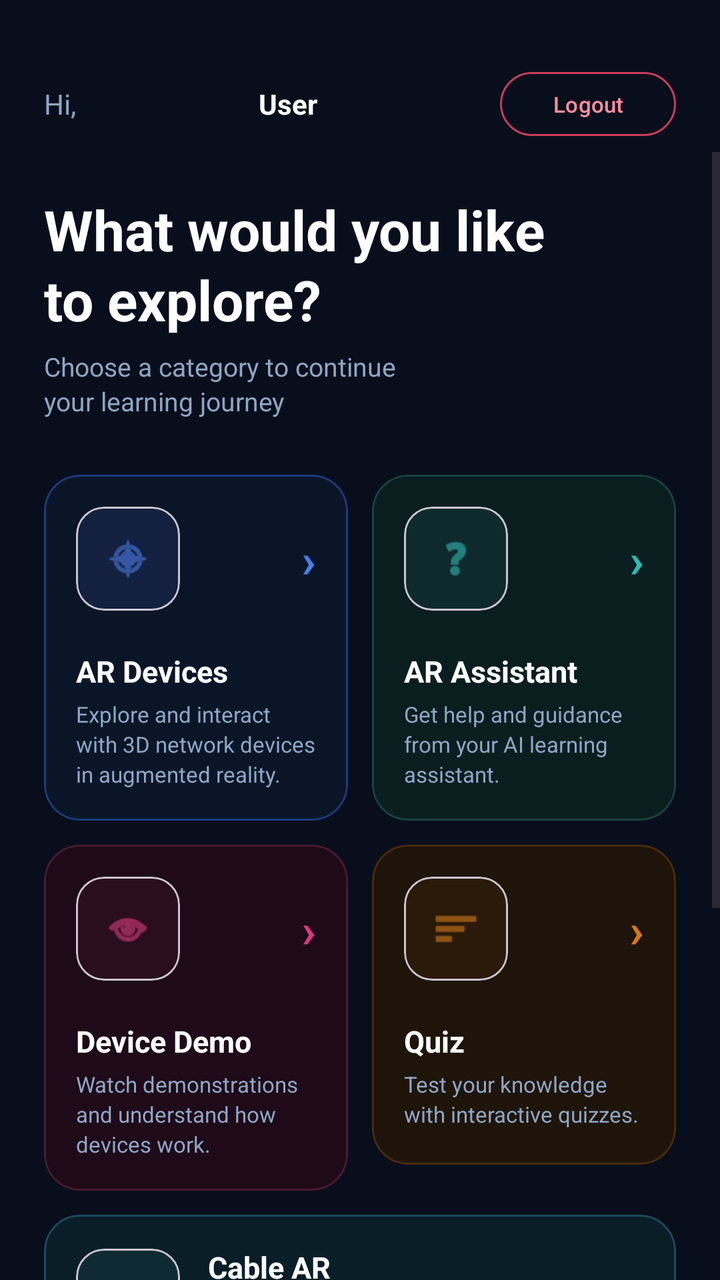
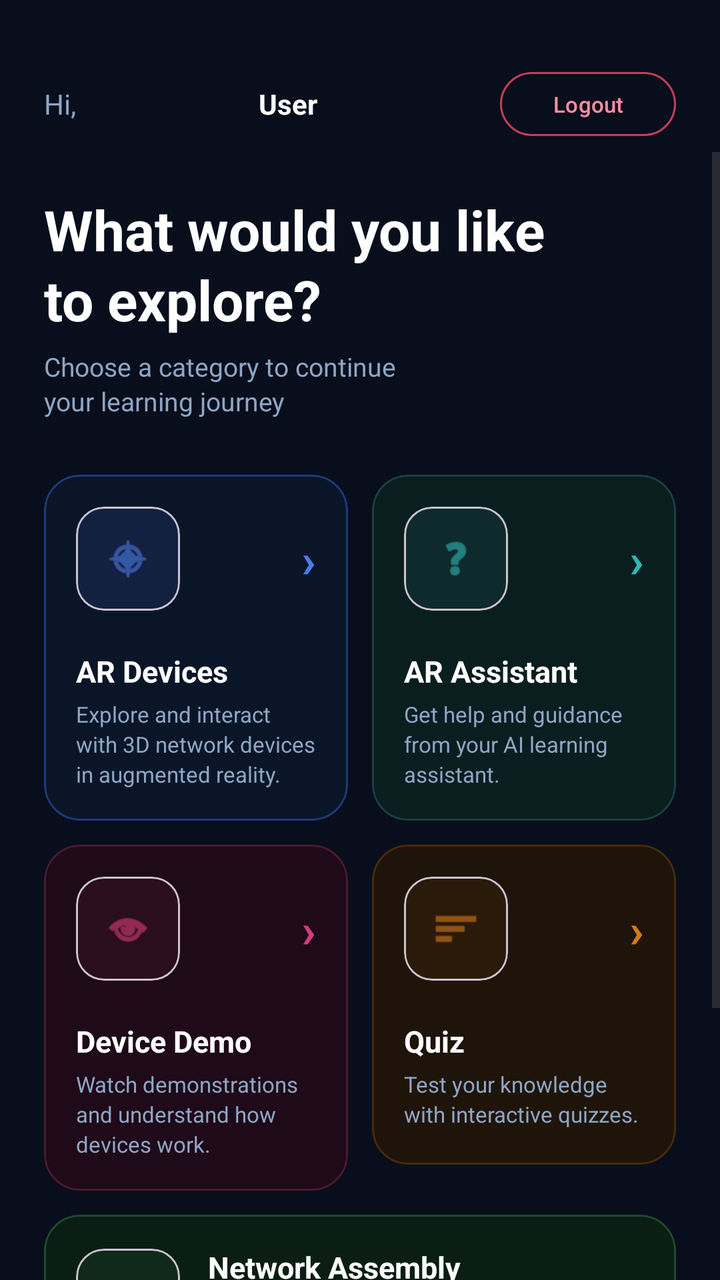

Two renders of the same Android screen: before a commit and after it. Below are the layout's source before the change and the commit's diff.
<!-- AndroidManifest.xml: application theme Theme.ComputerNetworkDeviceARApp -->
<!-- res/layout/activity_dashboard.xml -->
<?xml version="1.0" encoding="utf-8"?>
<LinearLayout xmlns:android="http://schemas.android.com/apk/res/android"
    xmlns:app="http://schemas.android.com/apk/res-auto"
    android:layout_width="match_parent"
    android:layout_height="match_parent"
    android:orientation="vertical"
    android:background="#080E1C">

    
    <LinearLayout
        android:layout_width="match_parent"
        android:layout_height="wrap_content"
        android:orientation="horizontal"
        android:gravity="center_vertical"
        android:paddingStart="22dp"
        android:paddingEnd="22dp"
        android:paddingTop="36dp"
        android:paddingBottom="8dp">

        <TextView
            android:layout_width="wrap_content"
            android:layout_height="wrap_content"
            android:text="Hi,"
            android:textColor="#8FA5C3"
            android:textSize="14sp"/>

        <View
            android:layout_width="0dp"
            android:layout_height="0dp"
            android:layout_weight="1"/>

        <TextView
            android:id="@+id/tvUserName"
            android:layout_width="wrap_content"
            android:layout_height="wrap_content"
            android:text="User"
            android:textColor="#FFFFFF"
            android:textSize="14sp"
            android:textStyle="bold"/>

        <View
            android:layout_width="0dp"
            android:layout_height="0dp"
            android:layout_weight="1"/>

        <com.google.android.material.button.MaterialButton
            android:id="@+id/btnLogout"
            android:layout_width="wrap_content"
            android:layout_height="32dp"
            android:text="Logout"
            android:textAllCaps="false"
            android:textColor="#FF8FA0"
            android:textSize="11sp"
            android:insetTop="0dp"
            android:insetBottom="0dp"
            android:paddingStart="14dp"
            android:paddingEnd="14dp"
            app:backgroundTint="#00000000"
            app:cornerRadius="16dp"
            app:strokeColor="#C73D5A"
            app:strokeWidth="1dp"/>

    </LinearLayout>

    
    <ScrollView
        android:layout_width="match_parent"
        android:layout_height="0dp"
        android:layout_weight="1"
        android:fillViewport="true"
        android:overScrollMode="never">

        <LinearLayout
            android:layout_width="match_parent"
            android:layout_height="wrap_content"
            android:orientation="vertical"
            android:paddingStart="22dp"
            android:paddingEnd="22dp"
            android:paddingTop="20dp"
            android:paddingBottom="28dp">

            
            <TextView
                android:layout_width="match_parent"
                android:layout_height="wrap_content"
                android:text="What would you like\nto explore?"
                android:textColor="#FFFFFF"
                android:textSize="28sp"
                android:textStyle="bold"
                android:lineSpacingExtra="2dp"/>

            
            <TextView
                android:layout_width="match_parent"
                android:layout_height="wrap_content"
                android:text="Choose a category to continue\nyour learning journey"
                android:textColor="#8FA5C3"
                android:textSize="13sp"
                android:layout_marginTop="6dp"
                android:layout_marginBottom="28dp"
                android:lineSpacingExtra="2dp"/>

            
            <LinearLayout
                android:layout_width="match_parent"
                android:layout_height="wrap_content"
                android:orientation="horizontal"
                android:layout_marginBottom="12dp">

                
                <com.google.android.material.card.MaterialCardView
                    android:id="@+id/cardARDevices"
                    android:layout_width="0dp"
                    android:layout_height="wrap_content"
                    android:layout_weight="1"
                    android:layout_marginEnd="6dp"
                    app:cardCornerRadius="18dp"
                    app:cardBackgroundColor="#0A1628"
                    app:cardElevation="0dp"
                    app:strokeColor="#1E3A7A"
                    app:strokeWidth="1dp">

                    <LinearLayout
                        android:layout_width="match_parent"
                        android:layout_height="wrap_content"
                        android:orientation="vertical"
                        android:padding="16dp"
                        android:minHeight="160dp">

                        <LinearLayout
                            android:layout_width="match_parent"
                            android:layout_height="wrap_content"
                            android:orientation="horizontal"
                            android:gravity="center_vertical"
                            android:layout_marginBottom="20dp">

                            <com.google.android.material.card.MaterialCardView
                                android:layout_width="52dp"
                                android:layout_height="52dp"
                                app:cardCornerRadius="14dp"
                                app:cardBackgroundColor="#132040"
                                app:cardElevation="0dp">
                                <ImageView
                                    android:layout_width="24dp"
                                    android:layout_height="24dp"
                                    android:layout_gravity="center"
                                    android:src="@android:drawable/ic_menu_compass"
                                    android:tint="#4B7BE5"/>
                            </com.google.android.material.card.MaterialCardView>

                            <View
                                android:layout_width="0dp"
                                android:layout_height="0dp"
                                android:layout_weight="1"/>

                            <TextView
                                android:layout_width="wrap_content"
                                android:layout_height="wrap_content"
                                android:text="›"
                                android:textColor="#4B7BE5"
                                android:textSize="24sp"
                                android:textStyle="bold"/>
                        </LinearLayout>

                        <TextView
                            android:layout_width="match_parent"
                            android:layout_height="wrap_content"
                            android:text="AR Devices"
                            android:textColor="#FFFFFF"
                            android:textSize="15sp"
                            android:textStyle="bold"/>

                        <TextView
                            android:layout_width="match_parent"
                            android:layout_height="wrap_content"
                            android:text="Explore and interact with 3D network devices in augmented reality."
                            android:textColor="#8FA5C3"
                            android:textSize="11sp"
                            android:layout_marginTop="4dp"
                            android:lineSpacingExtra="2dp"/>
                    </LinearLayout>
                </com.google.android.material.card.MaterialCardView>

                
                <com.google.android.material.card.MaterialCardView
                    android:id="@+id/cardARAssistant"
                    android:layout_width="0dp"
                    android:layout_height="wrap_content"
                    android:layout_weight="1"
                    android:layout_marginStart="6dp"
                    app:cardCornerRadius="18dp"
                    app:cardBackgroundColor="#0A1E20"
                    app:cardElevation="0dp"
                    app:strokeColor="#1A4040"
                    app:strokeWidth="1dp">

                    <LinearLayout
                        android:layout_width="match_parent"
                        android:layout_height="wrap_content"
                        android:orientation="vertical"
                        android:padding="16dp"
                        android:minHeight="160dp">

                        <LinearLayout
                            android:layout_width="match_parent"
                            android:layout_height="wrap_content"
                            android:orientation="horizontal"
                            android:gravity="center_vertical"
                            android:layout_marginBottom="20dp">

                            <com.google.android.material.card.MaterialCardView
                                android:layout_width="52dp"
                                android:layout_height="52dp"
                                app:cardCornerRadius="14dp"
                                app:cardBackgroundColor="#0F2A2C"
                                app:cardElevation="0dp">
                                <ImageView
                                    android:layout_width="24dp"
                                    android:layout_height="24dp"
                                    android:layout_gravity="center"
                                    android:src="@android:drawable/ic_menu_help"
                                    android:tint="#2EB8B3"/>
                            </com.google.android.material.card.MaterialCardView>

                            <View
                                android:layout_width="0dp"
                                android:layout_height="0dp"
                                android:layout_weight="1"/>

                            <TextView
                                android:layout_width="wrap_content"
                                android:layout_height="wrap_content"
                                android:text="›"
                                android:textColor="#2EB8B3"
                                android:textSize="24sp"
                                android:textStyle="bold"/>
                        </LinearLayout>

                        <TextView
                            android:layout_width="match_parent"
                            android:layout_height="wrap_content"
                            android:text="AR Assistant"
                            android:textColor="#FFFFFF"
                            android:textSize="15sp"
                            android:textStyle="bold"/>

                        <TextView
                            android:layout_width="match_parent"
                            android:layout_height="wrap_content"
                            android:text="Get help and guidance from your AI learning assistant."
                            android:textColor="#8FA5C3"
                            android:textSize="11sp"
                            android:layout_marginTop="4dp"
                            android:lineSpacingExtra="2dp"/>
                    </LinearLayout>
                </com.google.android.material.card.MaterialCardView>

            </LinearLayout>

            
            <LinearLayout
                android:layout_width="match_parent"
                android:layout_height="wrap_content"
                android:orientation="horizontal">

                
                <com.google.android.material.card.MaterialCardView
                    android:id="@+id/cardDeviceDemo"
                    android:layout_width="0dp"
                    android:layout_height="wrap_content"
                    android:layout_weight="1"
                    android:layout_marginEnd="6dp"
                    app:cardCornerRadius="18dp"
                    app:cardBackgroundColor="#1E0A18"
                    app:cardElevation="0dp"
                    app:strokeColor="#4A1A30"
                    app:strokeWidth="1dp">

                    <LinearLayout
                        android:layout_width="match_parent"
                        android:layout_height="wrap_content"
                        android:orientation="vertical"
                        android:padding="16dp"
                        android:minHeight="160dp">

                        <LinearLayout
                            android:layout_width="match_parent"
                            android:layout_height="wrap_content"
                            android:orientation="horizontal"
                            android:gravity="center_vertical"
                            android:layout_marginBottom="20dp">

                            <com.google.android.material.card.MaterialCardView
                                android:layout_width="52dp"
                                android:layout_height="52dp"
                                app:cardCornerRadius="14dp"
                                app:cardBackgroundColor="#2A0D1E"
                                app:cardElevation="0dp">
                                <ImageView
                                    android:layout_width="24dp"
                                    android:layout_height="24dp"
                                    android:layout_gravity="center"
                                    android:src="@android:drawable/ic_menu_view"
                                    android:tint="#D63B7A"/>
                            </com.google.android.material.card.MaterialCardView>

                            <View
                                android:layout_width="0dp"
                                android:layout_height="0dp"
                                android:layout_weight="1"/>

                            <TextView
                                android:layout_width="wrap_content"
                                android:layout_height="wrap_content"
                                android:text="›"
                                android:textColor="#D63B7A"
                                android:textSize="24sp"
                                android:textStyle="bold"/>
                        </LinearLayout>

                        <TextView
                            android:layout_width="match_parent"
                            android:layout_height="wrap_content"
                            android:text="Device Demo"
                            android:textColor="#FFFFFF"
                            android:textSize="15sp"
                            android:textStyle="bold"/>

                        <TextView
                            android:layout_width="match_parent"
                            android:layout_height="wrap_content"
                            android:text="Watch demonstrations and understand how devices work."
                            android:textColor="#8FA5C3"
                            android:textSize="11sp"
                            android:layout_marginTop="4dp"
                            android:lineSpacingExtra="2dp"/>
                    </LinearLayout>
                </com.google.android.material.card.MaterialCardView>

                
                <com.google.android.material.card.MaterialCardView
                    android:id="@+id/cardQuiz"
                    android:layout_width="0dp"
                    android:layout_height="wrap_content"
                    android:layout_weight="1"
                    android:layout_marginStart="6dp"
                    app:cardCornerRadius="18dp"
                    app:cardBackgroundColor="#1E140A"
                    app:cardElevation="0dp"
                    app:strokeColor="#4A2A0A"
                    app:strokeWidth="1dp">

                    <LinearLayout
                        android:layout_width="match_parent"
                        android:layout_height="wrap_content"
                        android:orientation="vertical"
                        android:padding="16dp"
                        android:minHeight="160dp">

                        <LinearLayout
                            android:layout_width="match_parent"
                            android:layout_height="wrap_content"
                            android:orientation="horizontal"
                            android:gravity="center_vertical"
                            android:layout_marginBottom="20dp">

                            <com.google.android.material.card.MaterialCardView
                                android:layout_width="52dp"
                                android:layout_height="52dp"
                                app:cardCornerRadius="14dp"
                                app:cardBackgroundColor="#2A1A0A"
                                app:cardElevation="0dp">
                                <ImageView
                                    android:layout_width="24dp"
                                    android:layout_height="24dp"
                                    android:layout_gravity="center"
                                    android:src="@android:drawable/ic_menu_sort_by_size"
                                    android:tint="#D4791A"/>
                            </com.google.android.material.card.MaterialCardView>

                            <View
                                android:layout_width="0dp"
                                android:layout_height="0dp"
                                android:layout_weight="1"/>

                            <TextView
                                android:layout_width="wrap_content"
                                android:layout_height="wrap_content"
                                android:text="›"
                                android:textColor="#D4791A"
                                android:textSize="24sp"
                                android:textStyle="bold"/>
                        </LinearLayout>

                        <TextView
                            android:layout_width="match_parent"
                            android:layout_height="wrap_content"
                            android:text="Quiz"
                            android:textColor="#FFFFFF"
                            android:textSize="15sp"
                            android:textStyle="bold"/>

                        <TextView
                            android:layout_width="match_parent"
                            android:layout_height="wrap_content"
                            android:text="Test your knowledge with interactive quizzes."
                            android:textColor="#8FA5C3"
                            android:textSize="11sp"
                            android:layout_marginTop="4dp"
                            android:lineSpacingExtra="2dp"/>
                    </LinearLayout>
                </com.google.android.material.card.MaterialCardView>

            </LinearLayout>

            
            <com.google.android.material.card.MaterialCardView
                android:id="@+id/cardCableAR"
                android:layout_width="match_parent"
                android:layout_height="wrap_content"
                android:layout_marginTop="12dp"
                app:cardCornerRadius="18dp"
                app:cardBackgroundColor="#0A1E28"
                app:cardElevation="0dp"
                app:strokeColor="#1E4A5A"
                app:strokeWidth="1dp">

                <LinearLayout
                    android:layout_width="match_parent"
                    android:layout_height="wrap_content"
                    android:orientation="horizontal"
                    android:gravity="center_vertical"
                    android:padding="16dp">

                    <com.google.android.material.card.MaterialCardView
                        android:layout_width="52dp"
                        android:layout_height="52dp"
                        app:cardCornerRadius="14dp"
                        app:cardBackgroundColor="#0F2A32"
                        app:cardElevation="0dp">
                        <ImageView
                            android:layout_width="24dp"
                            android:layout_height="24dp"
                            android:layout_gravity="center"
                            android:src="@android:drawable/ic_menu_camera"
                            android:tint="#29B6D9"/>
                    </com.google.android.material.card.MaterialCardView>

                    <LinearLayout
                        android:layout_width="0dp"
                        android:layout_height="wrap_content"
                        android:layout_weight="1"
                        android:orientation="vertical"
                        android:layout_marginStart="14dp">

                        <TextView
                            android:layout_width="match_parent"
                            android:layout_height="wrap_content"
                            android:text="Cable AR"
                            android:textColor="#FFFFFF"
                            android:textSize="15sp"
                            android:textStyle="bold"/>

                        <TextView
                            android:layout_width="match_parent"
                            android:layout_height="wrap_content"
                            android:text="Practice plugging cables into the correct router ports in AR."
                            android:textColor="#8FA5C3"
                            android:textSize="11sp"
                            android:layout_marginTop="4dp"
                            android:lineSpacingExtra="2dp"/>
                    </LinearLayout>

                    <TextView
                        android:layout_width="wrap_content"
                        android:layout_height="wrap_content"
                        android:text="›"
                        android:textColor="#29B6D9"
                        android:textSize="24sp"
                        android:textStyle="bold"/>

                </LinearLayout>
            </com.google.android.material.card.MaterialCardView>

            
            <com.google.android.material.card.MaterialCardView
                android:id="@+id/cardAssemblyAR"
                android:layout_width="match_parent"
                android:layout_height="wrap_content"
                android:layout_marginTop="12dp"
                app:cardCornerRadius="18dp"
                app:cardBackgroundColor="#0A1E14"
                app:cardElevation="0dp"
                app:strokeColor="#1E4A2A"
                app:strokeWidth="1dp">

                <LinearLayout
                    android:layout_width="match_parent"
                    android:layout_height="wrap_content"
                    android:orientation="horizontal"
                    android:gravity="center_vertical"
                    android:padding="16dp">

                    <com.google.android.material.card.MaterialCardView
                        android:layout_width="52dp"
                        android:layout_height="52dp"
                        app:cardCornerRadius="14dp"
                        app:cardBackgroundColor="#0F2A1A"
                        app:cardElevation="0dp">
                        <ImageView
                            android:layout_width="24dp"
                            android:layout_height="24dp"
                            android:layout_gravity="center"
                            android:src="@android:drawable/ic_menu_myplaces"
                            android:tint="#3EC26E"/>
                    </com.google.android.material.card.MaterialCardView>

                    <LinearLayout
                        android:layout_width="0dp"
                        android:layout_height="wrap_content"
                        android:layout_weight="1"
                        android:orientation="vertical"
                        android:layout_marginStart="14dp">

                        <TextView
                            android:layout_width="match_parent"
                            android:layout_height="wrap_content"
                            android:text="Network Assembly"
                            android:textColor="#FFFFFF"
                            android:textSize="15sp"
                            android:textStyle="bold"/>

                        <TextView
                            android:layout_width="match_parent"
                            android:layout_height="wrap_content"
                            android:text="Build a full network step by step, guided by your AI avatar."
                            android:textColor="#8FA5C3"
                            android:textSize="11sp"
                            android:layout_marginTop="4dp"
                            android:lineSpacingExtra="2dp"/>
                    </LinearLayout>

                    <TextView
                        android:layout_width="wrap_content"
                        android:layout_height="wrap_content"
                        android:text="›"
                        android:textColor="#3EC26E"
                        android:textSize="24sp"
                        android:textStyle="bold"/>

                </LinearLayout>
            </com.google.android.material.card.MaterialCardView>

            
            <com.google.android.material.card.MaterialCardView
                android:id="@+id/cardDeviceFlowAR"
                android:layout_width="match_parent"
                android:layout_height="wrap_content"
                android:layout_marginTop="12dp"
                app:cardCornerRadius="18dp"
                app:cardBackgroundColor="#1A140A"
                app:cardElevation="0dp"
                app:strokeColor="#4A3A0A"
                app:strokeWidth="1dp">

                <LinearLayout
                    android:layout_width="match_parent"
                    android:layout_height="wrap_content"
                    android:orientation="horizontal"
                    android:gravity="center_vertical"
                    android:padding="16dp">

                    <com.google.android.material.card.MaterialCardView
                        android:layout_width="52dp"
                        android:layout_height="52dp"
                        app:cardCornerRadius="14dp"
                        app:cardBackgroundColor="#2A2210"
                        app:cardElevation="0dp">
                        <TextView
                            android:layout_width="match_parent"
                            android:layout_height="match_parent"
                            android:gravity="center"
                            android:text="🔀"
                            android:textSize="22sp"/>
                    </com.google.android.material.card.MaterialCardView>

                    <LinearLayout
                        android:layout_width="0dp"
                        android:layout_height="wrap_content"
                        android:layout_weight="1"
                        android:orientation="vertical"
                        android:layout_marginStart="14dp">

                        <TextView
                            android:layout_width="match_parent"
                            android:layout_height="wrap_content"
                            android:text="Device Data Flow (AR)"
                            android:textColor="#FFFFFF"
                            android:textSize="15sp"
                            android:textStyle="bold"/>

                        <TextView
                            android:layout_width="match_parent"
                            android:layout_height="wrap_content"
                            android:text="See how a Switch forwards data — tap a PC to send, watch the packet travel."
                            android:textColor="#8FA5C3"
                            android:textSize="11sp"
                            android:layout_marginTop="4dp"
                            android:lineSpacingExtra="2dp"/>
                    </LinearLayout>

                    <TextView
                        android:layout_width="wrap_content"
                        android:layout_height="wrap_content"
                        android:text="›"
                        android:textColor="#D4A017"
                        android:textSize="24sp"
                        android:textStyle="bold"/>

                </LinearLayout>
            </com.google.android.material.card.MaterialCardView>

        </LinearLayout>
    </ScrollView>

</LinearLayout>
<!-- resources referenced by this layout -->
<resources>
  <style name="Theme.ComputerNetworkDeviceARApp" parent="Base.Theme.ComputerNetworkDeviceARApp" />
  <style name="Base.Theme.ComputerNetworkDeviceARApp" parent="Theme.Material3.DayNight.NoActionBar">
          
          
      </style>
</resources>

<!-- the commit's change to res/layout/activity_dashboard.xml (unified diff, before → after) -->
@@ -413,74 +413,6 @@
 
             </LinearLayout>
 
-            
-            <com.google.android.material.card.MaterialCardView
-                android:id="@+id/cardCableAR"
-                android:layout_width="match_parent"
-                android:layout_height="wrap_content"
-                android:layout_marginTop="12dp"
-                app:cardCornerRadius="18dp"
-                app:cardBackgroundColor="#0A1E28"
-                app:cardElevation="0dp"
-                app:strokeColor="#1E4A5A"
-                app:strokeWidth="1dp">
-
-                <LinearLayout
-                    android:layout_width="match_parent"
-                    android:layout_height="wrap_content"
-                    android:orientation="horizontal"
-                    android:gravity="center_vertical"
-                    android:padding="16dp">
-
-                    <com.google.android.material.card.MaterialCardView
-                        android:layout_width="52dp"
-                        android:layout_height="52dp"
-                        app:cardCornerRadius="14dp"
-                        app:cardBackgroundColor="#0F2A32"
-                        app:cardElevation="0dp">
-                        <ImageView
-                            android:layout_width="24dp"
-                            android:layout_height="24dp"
-                            android:layout_gravity="center"
-                            android:src="@android:drawable/ic_menu_camera"
-                            android:tint="#29B6D9"/>
-                    </com.google.android.material.card.MaterialCardView>
-
-                    <LinearLayout
-                        android:layout_width="0dp"
-                        android:layout_height="wrap_content"
-                        android:layout_weight="1"
-                        android:orientation="vertical"
-                        android:layout_marginStart="14dp">
-
-                        <TextView
-                            android:layout_width="match_parent"
-                            android:layout_height="wrap_content"
-                            android:text="Cable AR"
-                            android:textColor="#FFFFFF"
-                            android:textSize="15sp"
-                            android:textStyle="bold"/>
-
-                        <TextView
-                            android:layout_width="match_parent"
-                            android:layout_height="wrap_content"
-                            android:text="Practice plugging cables into the correct router ports in AR."
-                            android:textColor="#8FA5C3"
-                            android:textSize="11sp"
-                            android:layout_marginTop="4dp"
-                            android:lineSpacingExtra="2dp"/>
-                    </LinearLayout>
-
-                    <TextView
-                        android:layout_width="wrap_content"
-                        android:layout_height="wrap_content"
-                        android:text="›"
-                        android:textColor="#29B6D9"
-                        android:textSize="24sp"
-                        android:textStyle="bold"/>
-
-                </LinearLayout>
-            </com.google.android.material.card.MaterialCardView>
 
             
             <com.google.android.material.card.MaterialCardView
